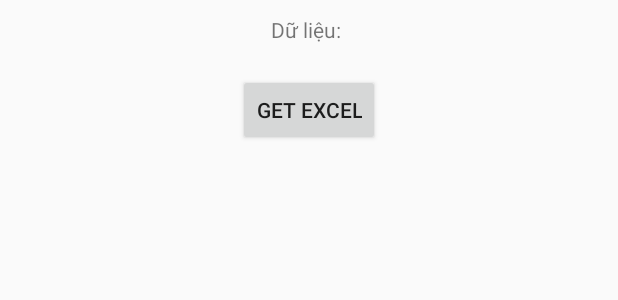
After one commit to hoangwute/KQSX, an Android app: the layout fragment_export_excel.xml on its own in the app's theme, with its tools: preview values and no code run, on a phone screen of 412 x 824 dp. The commit adds this screen. Shown: the top 300 px of the screen. Run offline under Robolectric (Android 15) with nearby library versions, the phone set to English and light mode, and no system bars.

Commit message:
latest stuff

```diff
--- a/app/build.gradle
+++ b/app/build.gradle
@@ -63,4 +63,5 @@ dependencies {
     provided 'javax.annotation:jsr250-api:1.0'
     compile "com.android.support:cardview-v7:$VERSION_SUPPORT"
     compile 'com.google.firebase:firebase-core:12.0.0'
+    implementation files('libs/jxl.jar')
 }
--- a/app/src/main/AndroidManifest.xml
+++ b/app/src/main/AndroidManifest.xml
@@ -3,6 +3,9 @@
     package="com.wuochoang.kqsx">
 
     <uses-permission android:name="android.permission.INTERNET" />
+    <uses-permission android:name="android.permission.READ_EXTERNAL_STORAGE" />
+    <uses-permission android:name="android.permission.WRITE_EXTERNAL_STORAGE" />
+
     <application
         android:allowBackup="true"
         android:icon="@drawable/kqsx"
--- a/app/src/main/java/com/wuochoang/kqsx/di/component/ActivityComponent.java
+++ b/app/src/main/java/com/wuochoang/kqsx/di/component/ActivityComponent.java
@@ -1,6 +1,8 @@
 package com.wuochoang.kqsx.di.component;
 
 import com.wuochoang.kqsx.di.module.ActivityModule;
+import com.wuochoang.kqsx.ui.devices.DevicesFragment;
+import com.wuochoang.kqsx.ui.excel.view.ExportExcelFragment;
 import com.wuochoang.kqsx.ui.home.view.MainFragment;
 import com.wuochoang.kqsx.ui.result.view.ResultFragment;
 
@@ -16,4 +18,7 @@ public interface ActivityComponent {
 
     void inject(ResultFragment resultFragment);
 
+    void inject(DevicesFragment devicesFragment);
+
+    void inject(ExportExcelFragment exportExcelFragment);
 }
--- a/app/src/main/java/com/wuochoang/kqsx/ui/devices/DevicesFragment.java
+++ b/app/src/main/java/com/wuochoang/kqsx/ui/devices/DevicesFragment.java
@@ -5,16 +5,19 @@ import com.wuochoang.kqsx.base.BasePresenter;
 
 import butterknife.OnClick;
 import com.wuochoang.kqsx.R;
+import com.wuochoang.kqsx.network.ApiService;
 import com.wuochoang.kqsx.ui.result.view.ResultFragment;
+
+import javax.inject.Inject;
 
 /**
  * Created by quyenlx on 8/9/2017.
  */
 
 public class DevicesFragment extends BaseFragment {
+
     @Override
     public void injectDependence() {
-
     }
 
     @Override
--- a/app/src/main/java/com/wuochoang/kqsx/ui/home/MainVPAdapter.java
+++ b/app/src/main/java/com/wuochoang/kqsx/ui/home/MainVPAdapter.java
@@ -59,7 +59,7 @@ public class MainVPAdapter extends FragmentStatePagerAdapter {
 
     @Override
     public int getCount() {
-        return 3;
+        return 4;
     }
 
     // This determines the title for each tab
@@ -74,7 +74,7 @@ public class MainVPAdapter extends FragmentStatePagerAdapter {
             case 2:
                 return "Nhập liệu";
             case 3:
-                return "Test";
+                return "Xuất Excel";
             default:
                 return null;
         }
--- a/app/src/main/java/com/wuochoang/kqsx/ui/home/tabs/Tab4Fragment.java
+++ b/app/src/main/java/com/wuochoang/kqsx/ui/home/tabs/Tab4Fragment.java
@@ -2,6 +2,7 @@ package com.wuochoang.kqsx.ui.home.tabs;
 
 import com.wuochoang.kqsx.base.BaseFragment;
 import com.wuochoang.kqsx.ui.devices.DevicesFragment;
+import com.wuochoang.kqsx.ui.excel.view.ExportExcelFragment;
 
 /**
  * Created by quyenlx on 8/9/2017.
@@ -10,7 +11,7 @@ import com.wuochoang.kqsx.ui.devices.DevicesFragment;
 public class Tab4Fragment extends BaseTabFragment {
     @Override
     public BaseFragment initFragment() {
-        return new DevicesFragment();
+        return new ExportExcelFragment();
     }
 
 //
--- a/app/src/main/java/com/wuochoang/kqsx/ui/result/view/ResultFragment.java
+++ b/app/src/main/java/com/wuochoang/kqsx/ui/result/view/ResultFragment.java
@@ -210,10 +210,6 @@ public class ResultFragment extends BaseFragment implements ResultsView {
         }
         else
             presenter.getListLottoResult(Constant.PROVINCE_HANOI, String.format("%s - %s", txtInfoFrom.getText().toString(), txtInfoTo.getText().toString()));
-        Bundle bundle = new Bundle();
-        bundle.putString(FirebaseAnalytics.Param.ITEM_ID, "test1");
-        bundle.putString(FirebaseAnalytics.Param.ITEM_NAME, "lay ket qua");
-        mActivity.getmFirebaseAnalytics().logEvent(FirebaseAnalytics.Event.SELECT_CONTENT, bundle);
     }
 
     @OnClick(R.id.txtInfoFrom)
--- /dev/null
+++ b/app/src/main/res/layout/fragment_export_excel.xml
@@ -0,0 +1,42 @@
+<?xml version="1.0" encoding="utf-8"?>
+<android.support.constraint.ConstraintLayout xmlns:android="http://schemas.android.com/apk/res/android"
+    android:layout_width="match_parent"
+    android:layout_height="match_parent"
+    xmlns:app="http://schemas.android.com/apk/res-auto">
+
+    <LinearLayout
+        android:id="@+id/getInfoResultLl"
+        android:layout_width="0dp"
+        android:layout_height="wrap_content"
+        android:orientation="horizontal"
+        android:layout_marginLeft="20dp"
+        android:layout_marginRight="20dp"
+        android:layout_marginTop="10dp"
+        android:gravity="center"
+        app:layout_constraintLeft_toLeftOf="parent"
+        app:layout_constraintRight_toRightOf="parent"
+        app:layout_constraintTop_toTopOf="parent">
+
+        <TextView
+            android:id="@+id/txtInfoStatusLabel"
+            android:layout_width="wrap_content"
+            android:layout_height="wrap_content"
+            android:text="Dữ liệu: " />
+
+        <TextView
+            android:id="@+id/txtInfoStatus"
+            android:layout_width="wrap_content"
+            android:layout_height="wrap_content" />
+    </LinearLayout>
+
+    <Button
+        android:id="@+id/btnGetExcel"
+        android:layout_width="wrap_content"
+        android:layout_height="wrap_content"
+        android:layout_marginTop="20dp"
+        android:text="Get Excel"
+        app:layout_constraintLeft_toLeftOf="parent"
+        app:layout_constraintRight_toRightOf="parent"
+        app:layout_constraintTop_toBottomOf="@+id/getInfoResultLl"/>
+
+</android.support.constraint.ConstraintLayout>
--- a/build.gradle
+++ b/build.gradle
@@ -12,7 +12,7 @@ buildscript {
         mavenCentral()
     }
     dependencies {
-        classpath 'com.android.tools.build:gradle:3.0.1'
+        classpath 'com.android.tools.build:gradle:3.2.1'
         classpath 'me.tatarka:gradle-retrolambda:3.7.0'
         classpath "io.realm:realm-gradle-plugin:3.7.1"
         classpath 'com.google.gms:google-services:3.2.0' // google-services plugin
```
Also changed, not shown: app/src/main/java/com/wuochoang/kqsx/manager/database/RealmHelper.java (+18 -0 lines), app/src/main/java/com/wuochoang/kqsx/ui/excel/view/ExportExcelFragment.java (added, +119 -0 lines), gradle/wrapper/gradle-wrapper.properties.
